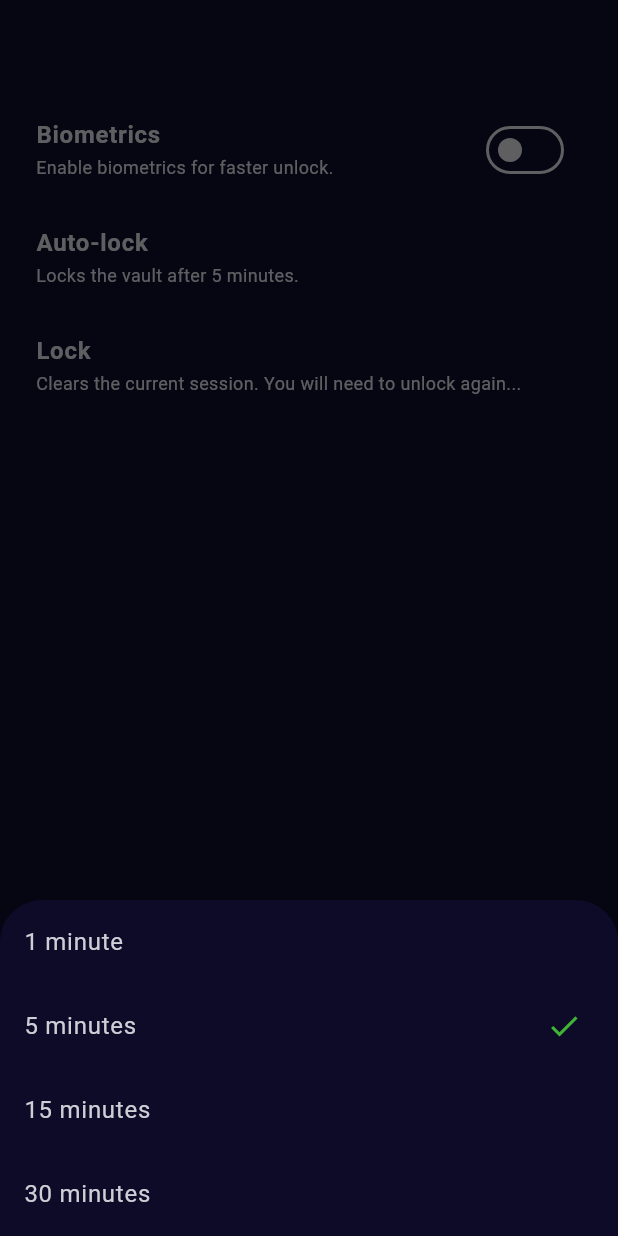
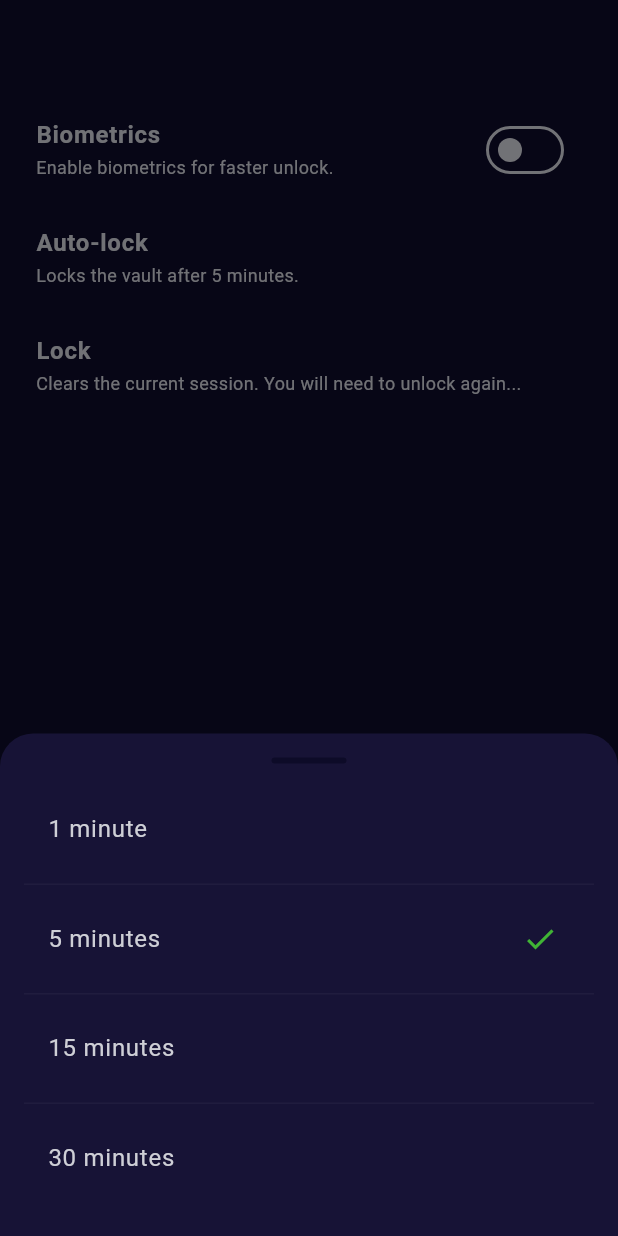
Before and after one commit to veil-notes/app, a Flutter app: the SettingsScreen screen opened by its route, after a tap on "Auto-lock", on a phone screen of 412 x 824 dp. Run offline on Flutter 3.47's test engine with Material 3 defaults, Android fonts, the phone set to English and light mode, and no system bars; our stand-ins replace flutter_riverpod, flutter_secure_storage, go_router, local_auth; missing offline and left inert: argon2, openpgp; accounts and stored records are empty.

Commit message:
Refine note and settings bottom sheets

```diff
--- a/lib/features/notes/presentation/screens/note_list_screen.dart
+++ b/lib/features/notes/presentation/screens/note_list_screen.dart
@@ -154,10 +154,7 @@ class NoteListScreen extends ConsumerWidget {
                         child: Text(
                           'Yes!',
                           style: Theme.of(context).textTheme.bodyLarge
-                              ?.copyWith(
-                                fontWeight: FontWeight.bold,
-                                color: colorScheme.onSurface,
-                              ),
+                              ?.copyWith(color: colorScheme.onSurface),
                         ),
                       ),
                     ),
@@ -166,7 +163,7 @@ class NoteListScreen extends ConsumerWidget {
                 const SizedBox(height: 8),
                 Divider(
                   height: 1,
-                  color: colorScheme.onSurface.withValues(alpha: 0.14),
+                  color: colorScheme.onSurface.withValues(alpha: 0.05),
                 ),
                 const SizedBox(height: 8),
                 SizedBox(
@@ -180,10 +177,7 @@ class NoteListScreen extends ConsumerWidget {
                         child: Text(
                           'No! Nevermind...',
                           style: Theme.of(context).textTheme.bodyLarge
-                              ?.copyWith(
-                                fontWeight: FontWeight.bold,
-                                color: colorScheme.onSurface,
-                              ),
+                              ?.copyWith(color: colorScheme.onSurface),
                         ),
                       ),
                     ),
--- a/lib/features/settings/presentation/screens/settings_screen.dart
+++ b/lib/features/settings/presentation/screens/settings_screen.dart
@@ -253,14 +253,38 @@ class _SettingsScreenState extends ConsumerState<SettingsScreen> {
 
     final selected = await showModalBottomSheet<AutoLockOption>(
       context: context,
+      backgroundColor: const Color(0xFF171336),
+      barrierColor: Colors.black.withValues(alpha: 0.45),
+      shape: const RoundedRectangleBorder(
+        borderRadius: BorderRadius.vertical(top: Radius.circular(22)),
+      ),
       builder: (context) {
         return SafeArea(
+          top: false,
+          child: Container(
+            width: MediaQuery.of(context).size.width,
+            padding: const EdgeInsets.all(16),
             child: Column(
               mainAxisSize: MainAxisSize.min,
-            children: options.map((option) {
+              crossAxisAlignment: CrossAxisAlignment.start,
+              children: [
+                Center(
+                  child: Container(
+                    width: 50,
+                    height: 4,
+                    decoration: BoxDecoration(
+                      color: Theme.of(context).colorScheme.onPrimary,
+                      borderRadius: BorderRadius.circular(999),
+                    ),
+                  ),
+                ),
+                const SizedBox(height: 16),
+                ...options.map((option) {
                   final isSelected = option.id == current.id;
 
-              return ListTile(
+                  return Column(
+                    children: [
+                      ListTile(
                         title: Text(option.label),
                         trailing: isSelected
                             ? Icon(
@@ -269,8 +293,22 @@ class _SettingsScreenState extends ConsumerState<SettingsScreen> {
                               )
                             : null,
                         onTap: () => Navigator.of(context).pop(option),
+                      ),
+                      const SizedBox(height: 8),
+                      if (option.id != options.last.id) ...[
+                        Divider(
+                          height: 1,
+                          color: Theme.of(
+                            context,
+                          ).colorScheme.onSurface.withValues(alpha: 0.05),
+                        ),
+                        const SizedBox(height: 8),
+                      ],
+                    ],
                   );
-            }).toList(),
+                }),
+              ],
+            ),
           ),
         );
       },
```
Lines whose indentation alone changed are shown as unchanged.
